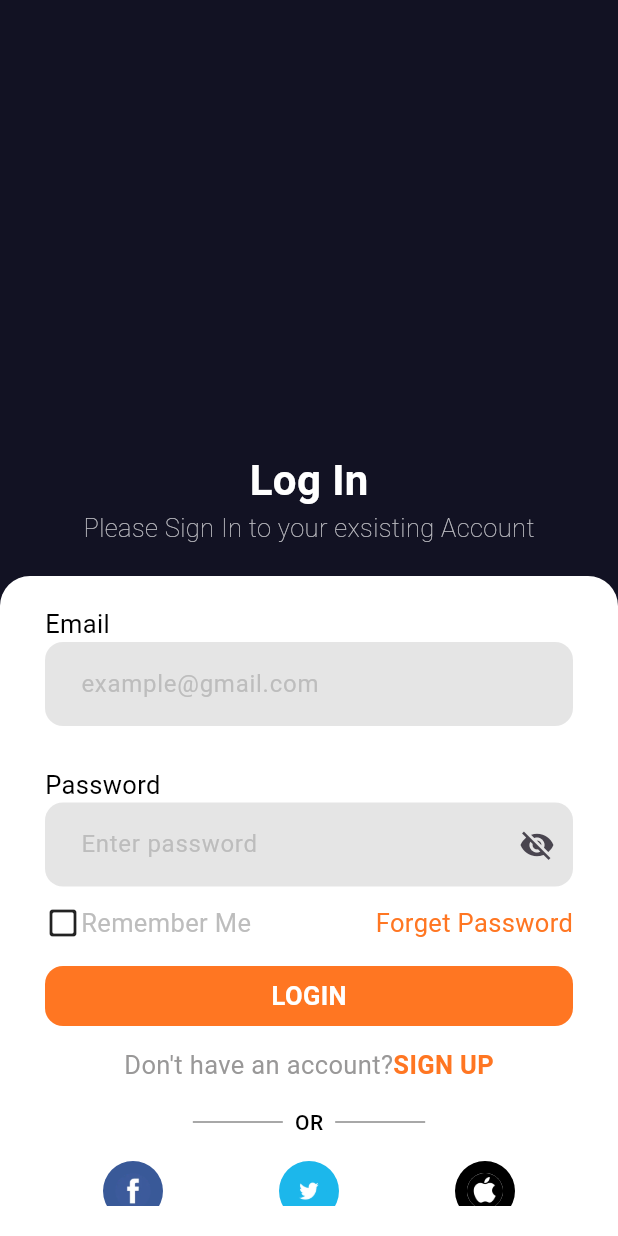
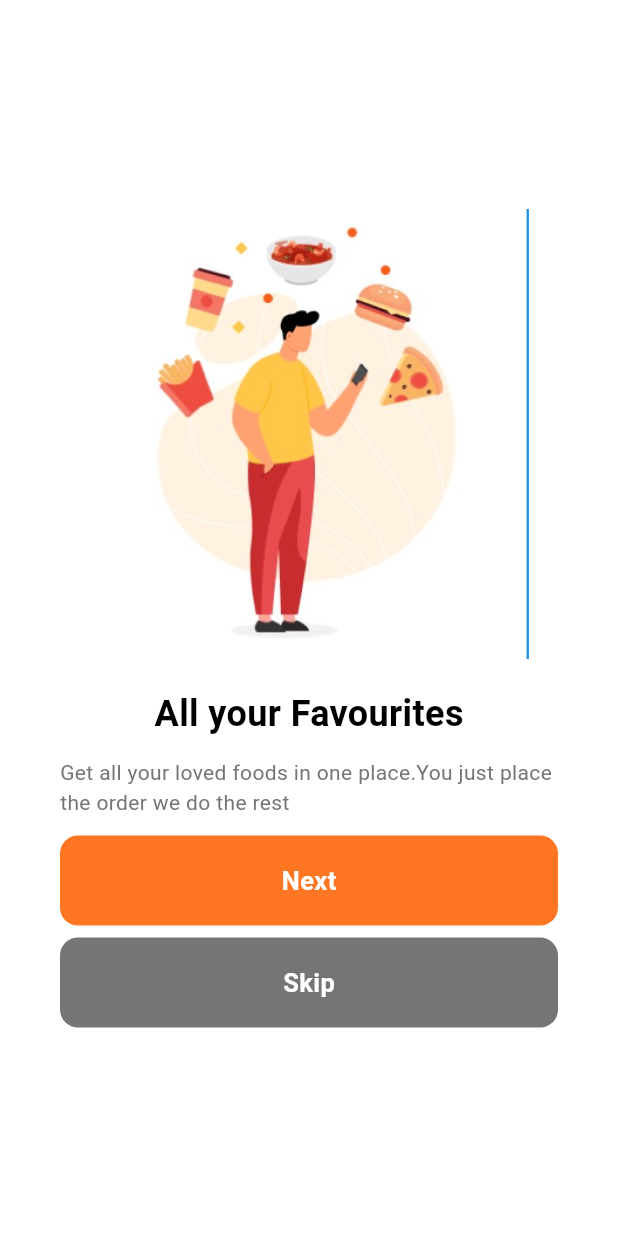
Before and after one commit to Scheeza-Ahmad/FoodDeliveryApp, a Flutter app: the screen it shows after launch, on a phone screen of 412 x 824 dp. Run offline on Flutter 3.47's test engine with Material 3 defaults, Android fonts, the phone set to English and light mode, and no system bars; our stand-ins replace get.

Commit message:
Added starting pages

```diff
--- a/lib/main.dart
+++ b/lib/main.dart
@@ -1,5 +1,6 @@
 import 'package:flutter/material.dart';
 import 'package:food/screens/Firstsplashscreen.dart';
+
 import 'package:get/get_navigation/get_navigation.dart';
 
 void main() {
--- a/lib/screens/Firstsplashscreen.dart
+++ b/lib/screens/Firstsplashscreen.dart
@@ -1,5 +1,5 @@
 import 'package:flutter/material.dart';
-import 'package:food/screens/Loginscreen.dart';
+import 'package:food/screens/Secondscreen.dart';
 import 'package:food/widgets/Logo.dart';
 import 'package:get/get.dart';
 
@@ -9,7 +9,7 @@ class Firstsplashscreen extends StatelessWidget {
   @override
   Widget build(BuildContext context) {
     Future.delayed(const Duration(seconds: 3), () {
-      Get.off(() => const Loginscreen());
+      Get.off(() => const Secondscreen());
     });
 
     return Scaffold(
--- a/lib/screens/Homescreen.dart
+++ b/lib/screens/Homescreen.dart
@@ -5,7 +5,6 @@ import 'package:food/utils/Colorutil.dart';
 import 'package:food/utils/Stringutil.dart';
 import 'package:food/widgets/iconbtn.dart';
 import 'package:food/widgets/resturant.dart';
-// import 'package:food/widgets/iconbutton.dart';
 import 'package:food/widgets/searchbar.dart';
 import 'package:get/get.dart';
 
--- /dev/null
+++ b/lib/screens/Secondscreen.dart
@@ -0,0 +1,36 @@
+import 'package:flutter/material.dart';
+import 'package:food/screens/thirdscreen.dart';
+import 'package:food/utils/Colorutil.dart';
+import 'package:food/widgets/screen_container.dart';
+import 'package:get/get.dart';
+
+class Secondscreen extends StatelessWidget {
+  const Secondscreen({super.key});
+
+  @override
+  Widget build(BuildContext context) {
+    return Scaffold(
+      backgroundColor: Colors.white,
+      body: Center(
+        child: Padding(
+          padding: const EdgeInsets.fromLTRB(40, 50, 40, 50),
+          child: SingleChildScrollView(
+            child: ScreenContainer(
+              image: 'assets/images/s1.jpg',
+              heading: 'All your Favourites',
+              text:
+                  'Get all your loved foods in one place.You just place the order we do the rest',
+              btntext: 'Next',
+              action: () {
+                Get.to(()=>Thirdscreen());
+              },
+              color: Colorutil.color,
+              secondbtn: Colors.grey.shade600,
+              secondbtntext: 'Skip',
+            ),
+          ),
+        ),
+      ),
+    );
+  }
+}
--- a/lib/widgets/Logo.dart
+++ b/lib/widgets/Logo.dart
@@ -5,6 +5,6 @@ class Logo extends StatelessWidget {
 
   @override
   Widget build(BuildContext context) {
-    return Image.asset('assets/images/logo.png');
+    return Image.asset('assets/images/logo.jpg');
   }
 }
--- /dev/null
+++ b/lib/widgets/screen_container.dart
@@ -0,0 +1,53 @@
+import 'package:flutter/material.dart';
+import 'package:food/widgets/button.dart';
+
+class ScreenContainer extends StatelessWidget {
+  final String image;
+  final String heading;
+  final String text;
+  final String btntext;
+  final Color color;
+  final Color secondbtn;
+  final VoidCallback action;
+  final String secondbtntext;
+  const ScreenContainer({
+    super.key,
+    required this.image,
+    required this.heading,
+    required this.text,
+    required this.btntext,
+    required this.action,
+    required this.color,
+    required this.secondbtn,
+    required this.secondbtntext,
+  });
+
+  @override
+  Widget build(BuildContext context) {
+    return Column(
+      children: [
+        Image.asset(image, height: 300),
+        SizedBox(height: 20),
+        Text(
+          heading,
+          style: TextStyle(
+            color: Colors.black,
+            fontWeight: FontWeight.bold,
+            fontSize: 24,
+          ),
+        ),
+        SizedBox(height: 12),
+        Text(text, style: TextStyle(color: Colors.grey[600], fontSize: 14)),
+        SizedBox(height: 12),
+        Button(color: color, text: btntext, action: action, height: 60),
+        SizedBox(height: 8),
+        Button(
+          color: secondbtn,
+          text: secondbtntext,
+          action: action,
+          height: 60,
+        ),
+      ],
+    );
+  }
+}
```
Also changed, not shown: lib/screens/fourthscreen.dart (added, +29 -0 lines), lib/screens/thirdscreen.dart (added, +35 -0 lines), lib/widgets/deliverypage.dart (added, +43 -0 lines), assets/images/l.png (renamed from assets/images/logo.png), assets/images/logo.jpg (added), assets/images/s1.jpg (added), assets/images/s2.jpg (added), assets/images/s3.jpg (added), assets/images/s4.jpg (added).
